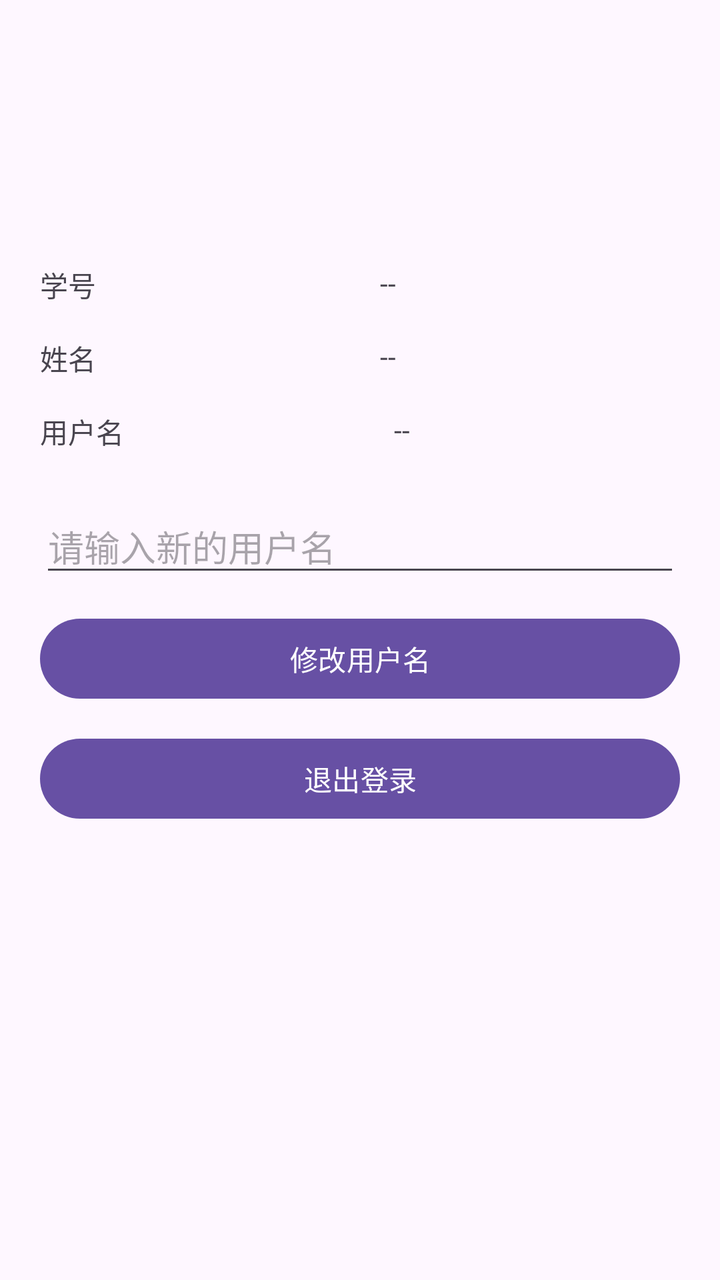
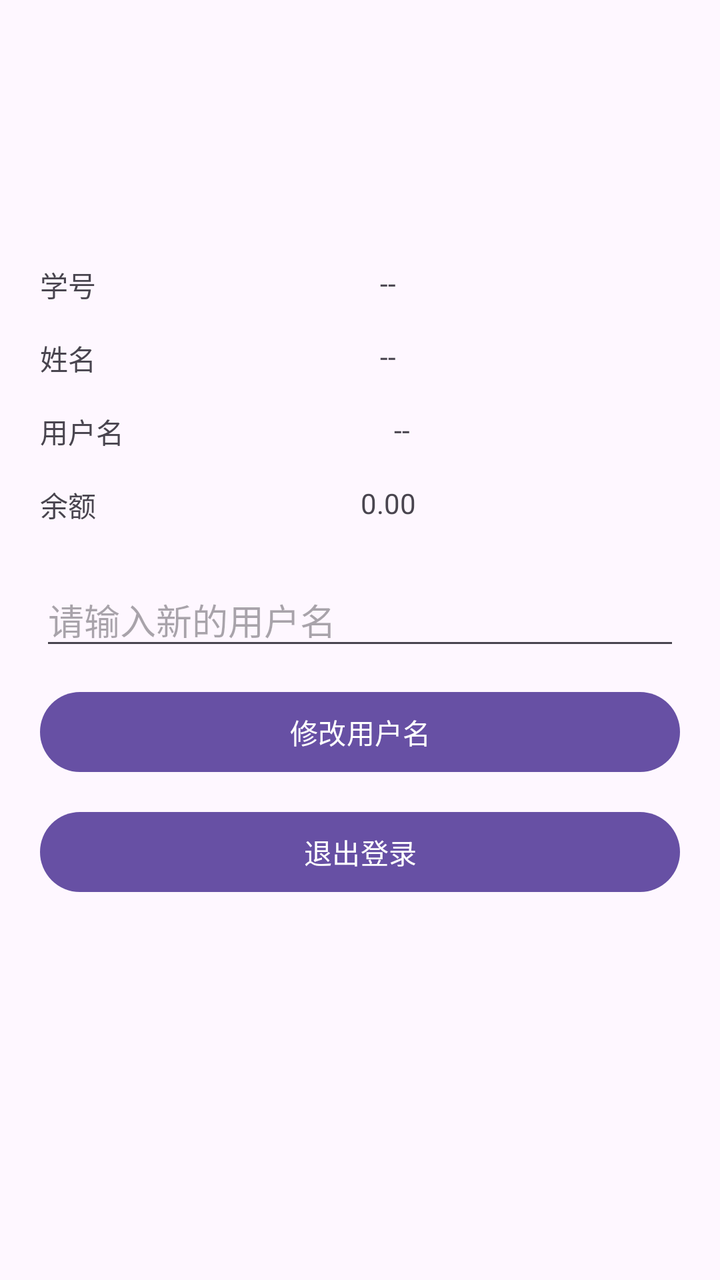

An Android layout rendered at two revisions. The XML below is the earlier revision; the diff shows what the commit changed to produce the second picture.
<!-- AndroidManifest.xml: application theme Theme.TESTD -->
<!-- res/layout/fragment_profile.xml -->
<?xml version="1.0" encoding="utf-8"?>
<androidx.constraintlayout.widget.ConstraintLayout xmlns:android="http://schemas.android.com/apk/res/android"
    xmlns:app="http://schemas.android.com/apk/res-auto"
    android:layout_width="match_parent"
    android:layout_height="match_parent"
    android:padding="20dp">

    <ImageView
        android:id="@+id/ivAvatar"
        android:layout_width="96dp"
        android:layout_height="96dp"
        android:contentDescription="@string/avatar"
        app:layout_constraintEnd_toEndOf="parent"
        app:layout_constraintStart_toStartOf="parent"
        app:layout_constraintTop_toTopOf="parent" />

    <TextView
        android:id="@+id/labelStudentId"
        android:layout_width="wrap_content"
        android:layout_height="wrap_content"
        android:layout_marginTop="16dp"
        android:text="@string/student_id_label"
        app:layout_constraintStart_toStartOf="parent"
        app:layout_constraintTop_toBottomOf="@id/ivAvatar" />

    <TextView
        android:id="@+id/tvStudentId"
        android:layout_width="0dp"
        android:layout_height="wrap_content"
        android:text="--"
        app:layout_constraintEnd_toEndOf="parent"
        app:layout_constraintStart_toEndOf="@id/labelStudentId"
        app:layout_constraintTop_toTopOf="@id/labelStudentId"
        app:layout_constraintWidth_default="wrap" />

    <TextView
        android:id="@+id/labelName"
        android:layout_width="wrap_content"
        android:layout_height="wrap_content"
        android:layout_marginTop="16dp"
        android:text="@string/name_label"
        app:layout_constraintStart_toStartOf="parent"
        app:layout_constraintTop_toBottomOf="@id/labelStudentId" />

    <TextView
        android:id="@+id/tvName"
        android:layout_width="0dp"
        android:layout_height="wrap_content"
        android:text="--"
        app:layout_constraintEnd_toEndOf="parent"
        app:layout_constraintStart_toEndOf="@id/labelName"
        app:layout_constraintTop_toTopOf="@id/labelName"
        app:layout_constraintWidth_default="wrap" />

    <TextView
        android:id="@+id/labelUsername"
        android:layout_width="wrap_content"
        android:layout_height="wrap_content"
        android:layout_marginTop="16dp"
        android:text="@string/username_label"
        app:layout_constraintStart_toStartOf="parent"
        app:layout_constraintTop_toBottomOf="@id/labelName" />

    <TextView
        android:id="@+id/tvUsername"
        android:layout_width="0dp"
        android:layout_height="wrap_content"
        android:text="--"
        app:layout_constraintEnd_toEndOf="parent"
        app:layout_constraintStart_toEndOf="@id/labelUsername"
        app:layout_constraintTop_toTopOf="@id/labelUsername"
        app:layout_constraintWidth_default="wrap" />

    <EditText
        android:id="@+id/etUsername"
        android:layout_width="0dp"
        android:layout_height="wrap_content"
        android:layout_marginTop="24dp"
        android:hint="@string/username_hint"
        app:layout_constraintEnd_toEndOf="parent"
        app:layout_constraintStart_toStartOf="parent"
        app:layout_constraintTop_toBottomOf="@id/labelUsername" />

    <Button
        android:id="@+id/btnUpdateUsername"
        android:layout_width="0dp"
        android:layout_height="wrap_content"
        android:layout_marginTop="12dp"
        android:text="@string/update_username"
        app:layout_constraintEnd_toEndOf="parent"
        app:layout_constraintStart_toStartOf="parent"
        app:layout_constraintTop_toBottomOf="@id/etUsername" />

    <Button
        android:id="@+id/btnLogout"
        android:layout_width="0dp"
        android:layout_height="wrap_content"
        android:layout_marginTop="12dp"
        android:text="@string/logout"
        app:layout_constraintEnd_toEndOf="parent"
        app:layout_constraintStart_toStartOf="parent"
        app:layout_constraintTop_toBottomOf="@id/btnUpdateUsername" />

</androidx.constraintlayout.widget.ConstraintLayout>
<!-- resources referenced by this layout -->
<resources>
  <string name="avatar">头像</string>
  <string name="logout">退出登录</string>
  <string name="name_label">姓名</string>
  <string name="student_id_label">学号</string>
  <string name="update_username">修改用户名</string>
  <string name="username_hint">请输入新的用户名</string>
  <string name="username_label">用户名</string>
  <style name="Theme.TESTD" parent="Base.Theme.TESTD" />
  <style name="Base.Theme.TESTD" parent="Theme.Material3.DayNight.NoActionBar">
          
          
      </style>
</resources>

<!-- the commit's change to res/layout/fragment_profile.xml (unified diff, before → after) -->
@@ -71,6 +71,25 @@
         app:layout_constraintTop_toTopOf="@id/labelUsername"
         app:layout_constraintWidth_default="wrap" />
 
+    <TextView
+        android:id="@+id/labelBalance"
+        android:layout_width="wrap_content"
+        android:layout_height="wrap_content"
+        android:layout_marginTop="16dp"
+        android:text="@string/balance_label"
+        app:layout_constraintStart_toStartOf="parent"
+        app:layout_constraintTop_toBottomOf="@id/labelUsername" />
+
+    <TextView
+        android:id="@+id/tvBalance"
+        android:layout_width="0dp"
+        android:layout_height="wrap_content"
+        android:text="0.00"
+        app:layout_constraintEnd_toEndOf="parent"
+        app:layout_constraintStart_toEndOf="@id/labelBalance"
+        app:layout_constraintTop_toTopOf="@id/labelBalance"
+        app:layout_constraintWidth_default="wrap" />
+
     <EditText
         android:id="@+id/etUsername"
         android:layout_width="0dp"
@@ -79,7 +98,7 @@
         android:hint="@string/username_hint"
         app:layout_constraintEnd_toEndOf="parent"
         app:layout_constraintStart_toStartOf="parent"
-        app:layout_constraintTop_toBottomOf="@id/labelUsername" />
+        app:layout_constraintTop_toBottomOf="@id/labelBalance" />
 
     <Button
         android:id="@+id/btnUpdateUsername"
<!-- resource entries referenced after the edit -->
@@ -1,6 +1,7 @@
 <!-- resources referenced by this layout -->
 <resources>
   <string name="avatar">头像</string>
+  <string name="balance_label">余额</string>
   <string name="logout">退出登录</string>
   <string name="name_label">姓名</string>
   <string name="student_id_label">学号</string>
